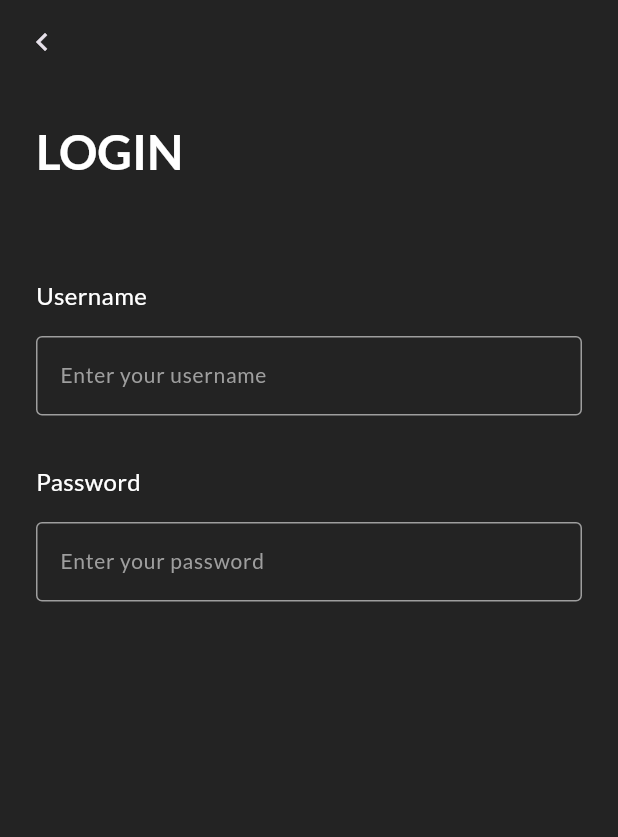
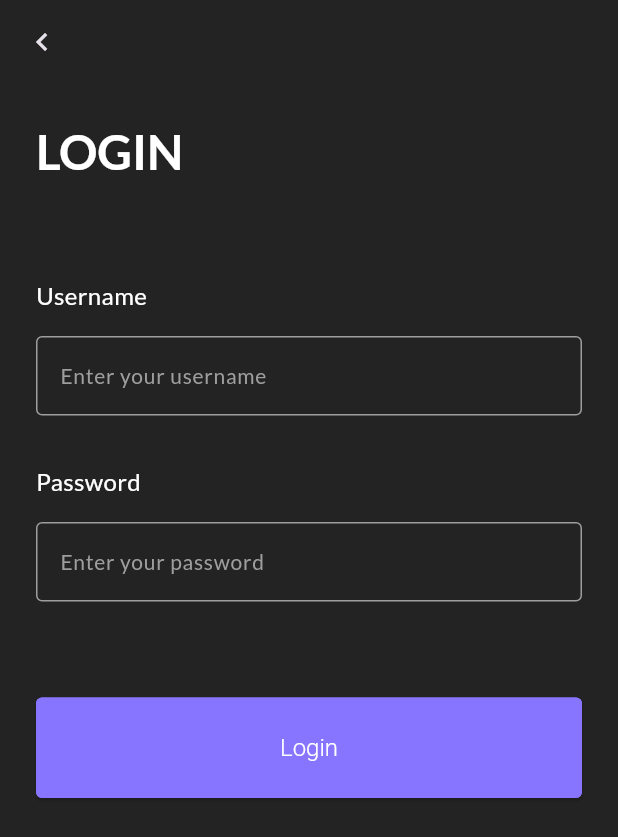
Before and after one commit to terfiel-22/todo_app, a Flutter app: the LoginScreen screen opened by its route, on a phone screen of 412 x 824 dp. Shown: the top 837 px of the screen. Run offline on Flutter 3.47's test engine with Material 3 defaults, Android fonts, the phone set to English and light mode, and no system bars; our stand-ins replace go_router, smooth_page_indicator.

Commit message:
minor folder structure update

```diff
--- a/lib/core/widgets/text_form_field/custom_text_form_field.dart
+++ b/lib/core/widgets/text_form_field/custom_text_form_field.dart
@@ -21,7 +21,7 @@ class CustomTextFormField extends StatelessWidget {
         const SizedBox(height: CustomSizes.md),
         TextFormField(
           controller: controller,
-          decoration: InputDecoration(labelText: placeholderText),
+          decoration: InputDecoration(hintText: placeholderText),
         ),
       ],
     );
--- a/lib/features/auth/screens/widgets/login_form.dart
+++ b/lib/features/auth/screens/login/widgets/login_form.dart
@@ -1,6 +1,7 @@
 import 'package:flutter/material.dart';
 import 'package:provider/provider.dart';
 import 'package:todo_app/core/constants/custom_sizes.dart';
+import 'package:todo_app/core/utils/device/device_utility.dart';
 import 'package:todo_app/core/widgets/text_form_field/custom_text_form_field.dart';
 import 'package:todo_app/features/auth/controllers/login_controller.dart';
 
@@ -31,6 +32,11 @@ class LoginForm extends StatelessWidget {
           ),
 
           // Button
+          const SizedBox(height: CustomSizes.spaceBtwSectionsLg),
+          SizedBox(
+            width: DeviceUtility.screenWidth(context),
+            child: ElevatedButton(onPressed: () {}, child: Text("Login")),
+          ),
         ],
       ),
     );
--- a/lib/routes/app_routes.dart
+++ b/lib/routes/app_routes.dart
@@ -1,8 +1,8 @@
 import 'package:flutter/material.dart';
 import 'package:go_router/go_router.dart';
-import 'package:todo_app/features/auth/screens/login_screen.dart';
-import 'package:todo_app/features/auth/screens/registration_screen.dart';
-import 'package:todo_app/features/auth/screens/start_screen.dart';
+import 'package:todo_app/features/auth/screens/login/login_screen.dart';
+import 'package:todo_app/features/auth/screens/registration/registration_screen.dart';
+import 'package:todo_app/features/auth/screens/start/start_screen.dart';
 import 'package:todo_app/features/onboarding/screens/onboarding_screen.dart';
 import 'package:todo_app/routes/route_names.dart';
 
```
Also changed, not shown: lib/features/auth/screens/login/login_screen.dart (renamed from lib/features/auth/screens/login_screen.dart, +8 -2 lines), lib/features/auth/screens/registration/registration_screen.dart (renamed from lib/features/auth/screens/registration_screen.dart), lib/features/auth/screens/start/start_screen.dart (renamed from lib/features/auth/screens/start_screen.dart).
